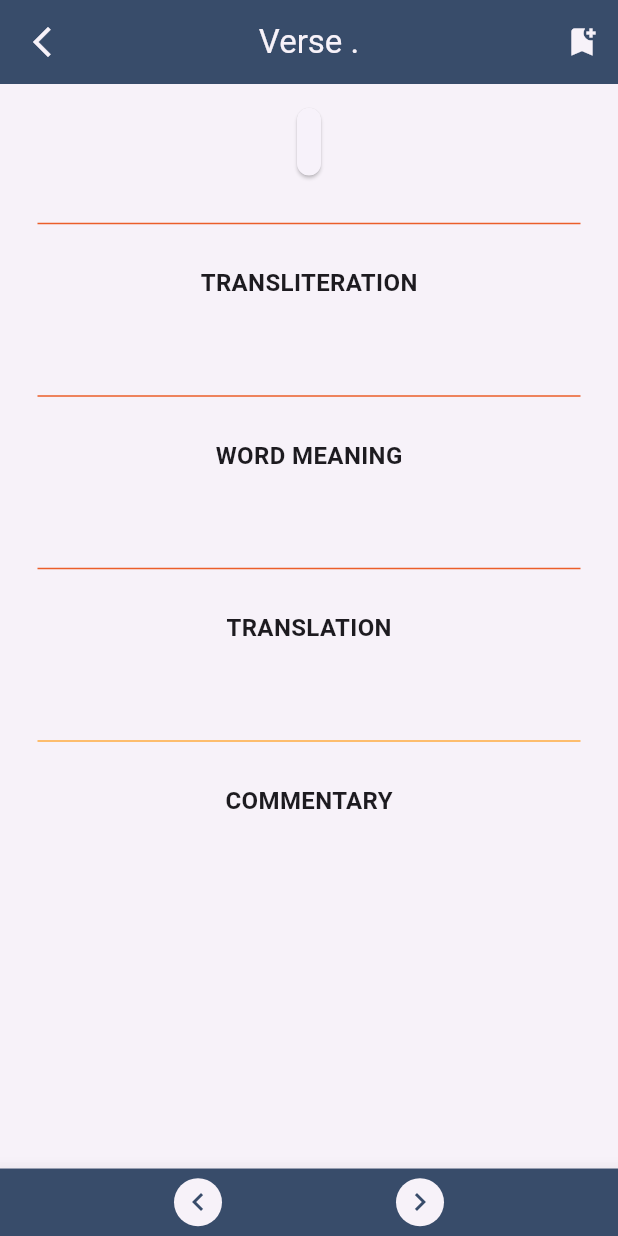
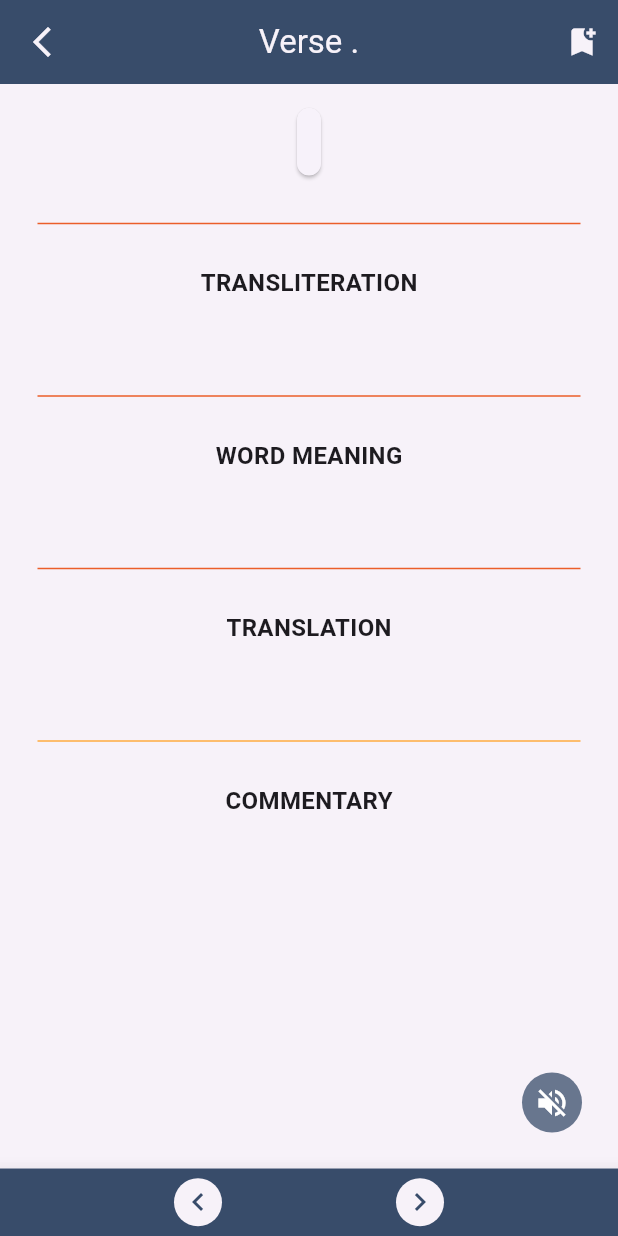
Before and after one commit to mishraaditya595/Gita-App, a Flutter app: the VerseScreen screen opened directly with empty values, on a phone screen of 412 x 824 dp. Run offline on Flutter 3.47's test engine with Material 2 defaults, Android fonts, the phone set to English and light mode, and no system bars; our stand-ins replace device_info_plus, firebase_core, firebase_crashlytics, firebase_messaging, firebase_remote_config, flutter_local_notifications and 11 more; missing offline and left inert: device_information, firebase_performance, loading_progress_indicator; accounts and stored records are empty; generated files the repository leaves out were written again.

Commit message:
transparent hexcolor class & speaker icon in verse_screen.dart

```diff
--- a/lib/ui/loading/screen/loading_screen.dart
+++ b/lib/ui/loading/screen/loading_screen.dart
@@ -33,7 +33,8 @@ class _LoadingScreenState extends State<LoadingScreen> {
 
         if(snapshot.connectionState == ConnectionState.done) {
           if(!kIsWeb) {
-            FirebasePerformanceService.logTrace("Initial Loader", () => loadAll());
+            // FirebasePerformanceService.logTrace("Initial Loader", () => loadAll());
+            loadAll();
           } else {
             loadAll();
           }
--- a/lib/ui/verse/provider/verse_screen_provider.dart
+++ b/lib/ui/verse/provider/verse_screen_provider.dart
@@ -50,7 +50,7 @@ class VerseScreenProvider extends ChangeNotifier {
       fabIcon = Icons.bookmark_add;
     }
     // WidgetsBinding.instance.addPostFrameCallback((_) {
-      notifyListeners();
+    //   notifyListeners();
     // });
   }
 
--- a/lib/ui/verse/screen/verse_screen.dart
+++ b/lib/ui/verse/screen/verse_screen.dart
@@ -38,6 +38,13 @@ class _VerseScreenState extends State<VerseScreen> {
     getLang();
     ttsObj = FlutterTts();
     super.initState();
+  }
+
+  @override
+  void setState(VoidCallback fn) {
+    if (mounted) {
+      super.setState(fn);
+    }
   }
 
   @override
@@ -91,7 +98,7 @@ class _VerseScreenState extends State<VerseScreen> {
             body: ListView(controller: listScrollController, children: [
               Padding(
                 padding: const EdgeInsets.only(
-                    top: 0, left: 25, right: 25, bottom: 0),
+                    top: 0, left: 25, right: 25, bottom: 45),
                 child: Column(
                   mainAxisAlignment: MainAxisAlignment.start,
                   children: [
@@ -269,6 +276,16 @@ class _VerseScreenState extends State<VerseScreen> {
                 ),
               ),
             ),
+            floatingActionButton: Padding(
+              padding: const EdgeInsets.all(8.0),
+              child: CircleAvatar(
+                backgroundColor: TransparentHexColor(ColourConstants.fiord, OpacityValue.highOpacity),
+                child: IconButton(
+                  color:  Colors.white,//HexColor(ColourConstants.fiord),
+                  icon: const Icon(Icons.volume_off), onPressed: () {  },
+                ),
+              ),
+            ),
           );
         }));
   }
--- a/lib/utils/hexcolor.dart
+++ b/lib/utils/hexcolor.dart
@@ -1,4 +1,6 @@
 import 'dart:ui';
+
+import 'package:flutter/foundation.dart';
 
 class HexColor extends Color {
   static int _getColorFromHex(String hexColor) {
@@ -11,3 +13,33 @@ class HexColor extends Color {
 
   HexColor(final String hexColor) : super(_getColorFromHex(hexColor));
 }
+
+class TransparentHexColor extends Color {
+  static int _getTransparentColorFromHex(String hexColor, OpacityValue opacity) {
+    String opacityKey = opacityMap[opacity] ?? "";
+    hexColor = "$opacityKey$hexColor";
+    hexColor = hexColor.toUpperCase().replaceAll("#", "");
+    if (hexColor.length == 6) {
+      hexColor = "FF$hexColor";
+    }
+    return int.parse(hexColor, radix: 16);
+  }
+
+  TransparentHexColor(final String hexColor, final OpacityValue opacityValue) : super(_getTransparentColorFromHex(hexColor, opacityValue));
+}
+
+Map<OpacityValue, String> opacityMap = {
+  OpacityValue.fullOpacity : "FF",
+  OpacityValue.highOpacity : "BF",
+  OpacityValue.midOpacity : "8C",
+  OpacityValue.lowOpacity : "33",
+  OpacityValue.zeroOpacity : "00"
+};
+
+enum OpacityValue{
+  fullOpacity,
+  highOpacity,
+  midOpacity,
+  lowOpacity,
+  zeroOpacity
+}
```
